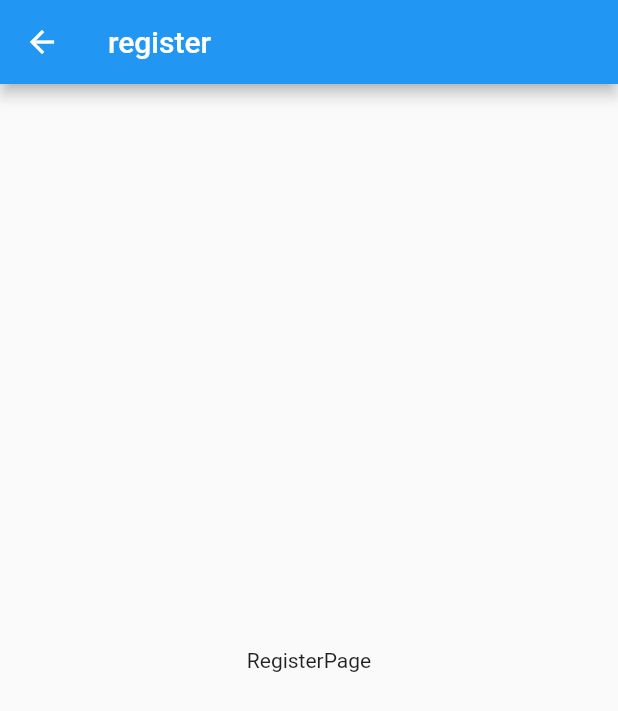
After one commit to decenfrontier/wechat_flutter, a Flutter app: the RegisterPage screen opened directly, on a phone screen of 412 x 824 dp. The commit adds this screen. Shown: the top 711 px of the screen. Run offline on Flutter 3.47's test engine with Material 2 defaults, Android fonts, the phone set to English and light mode, and no system bars; our stand-ins replace get; statements that could not run were skipped.

Commit message:
feat: 通用框架搭建

```diff
--- /dev/null
+++ b/lib/pages/frame/login/index.dart
@@ -0,0 +1,5 @@
+library login;
+
+export './controller.dart';
+export './bindings.dart';
+export './view.dart';
--- /dev/null
+++ b/lib/pages/frame/notfound/index.dart
@@ -0,0 +1,3 @@
+export './controller.dart';
+export './view.dart';
+export './bindings.dart';
--- a/lib/pages/notfound/view.dart
+++ b/lib/pages/frame/notfound/view.dart
@@ -1,7 +1,9 @@
 import 'package:flutter/material.dart';
 import 'package:get/get.dart';
 
-class NotFoundView extends StatelessWidget {
+import 'index.dart';
+
+class NotFoundView extends GetView<NotFoundController> {
   const NotFoundView({Key? key}) : super(key: key);
 
   @override
--- /dev/null
+++ b/lib/pages/frame/register/controller.dart
@@ -0,0 +1,32 @@
+import 'package:get/get.dart';
+
+class RegisterController extends GetxController {
+  RegisterController();
+
+  _initData() {
+    update(["register"]);
+  }
+
+  void onTap() {}
+
+  // @override
+  // void onInit() {
+  //   super.onInit();
+  // }
+
+  @override
+  void onReady() {
+    super.onReady();
+    _initData();
+  }
+
+  // @override
+  // void onClose() {
+  //   super.onClose();
+  // }
+
+  // @override
+  // void dispose() {
+  //   super.dispose();
+  // }
+}
--- /dev/null
+++ b/lib/pages/frame/register/index.dart
@@ -0,0 +1,3 @@
+export './controller.dart';
+export './view.dart';
+export './bindings.dart';
--- /dev/null
+++ b/lib/pages/frame/register/view.dart
@@ -0,0 +1,30 @@
+import 'package:flutter/material.dart';
+import 'package:get/get.dart';
+
+import 'index.dart';
+
+class RegisterPage extends GetView<RegisterController> {
+  const RegisterPage({Key? key}) : super(key: key);
+
+  Widget _buildView() {
+    return const Center(
+      child: Text("RegisterPage"),
+    );
+  }
+
+  @override
+  Widget build(BuildContext context) {
+    return GetBuilder<RegisterController>(
+      init: RegisterController(),
+      id: "register",
+      builder: (_) {
+        return Scaffold(
+          appBar: AppBar(title: const Text("register")),
+          body: SafeArea(
+            child: _buildView(),
+          ),
+        );
+      },
+    );
+  }
+}
--- /dev/null
+++ b/lib/pages/frame/welcome/index.dart
@@ -0,0 +1,3 @@
+export './controller.dart';
+export './view.dart';
+export './bindings.dart';
--- a/lib/pages/notfound/index.dart
+++ /dev/null
@@ -1 +0,0 @@
-export './view.dart';
```
Also changed, not shown: lib/pages/frame/login/bindings.dart (added, +10 -0 lines), lib/pages/frame/login/controller.dart (added, +32 -0 lines), lib/pages/frame/login/view.dart (added, +30 -0 lines), lib/pages/frame/notfound/bindings.dart (added, +10 -0 lines), lib/pages/frame/notfound/controller.dart (added, +32 -0 lines), lib/pages/frame/register/bindings.dart (added, +10 -0 lines), lib/pages/frame/welcome/bindings.dart (added, +10 -0 lines), lib/pages/frame/welcome/controller.dart (added, +32 -0 lines), lib/pages/frame/welcome/view.dart (added, +30 -0 lines), lib/pages/login/view.dart (deleted, +0 -15 lines).
